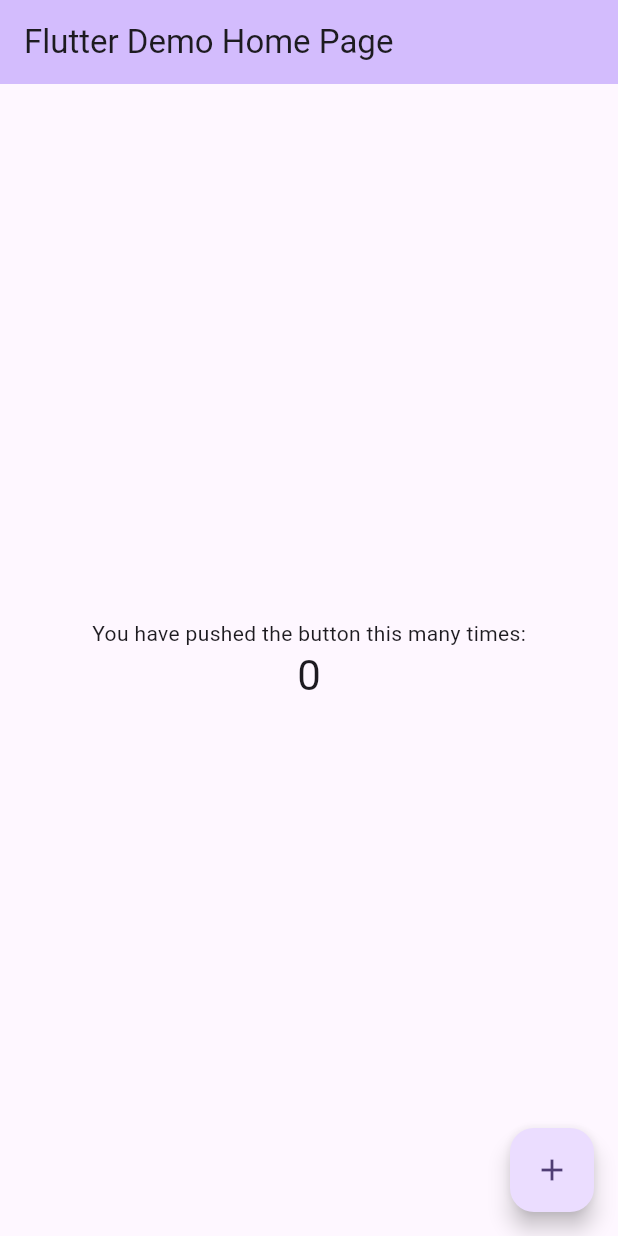
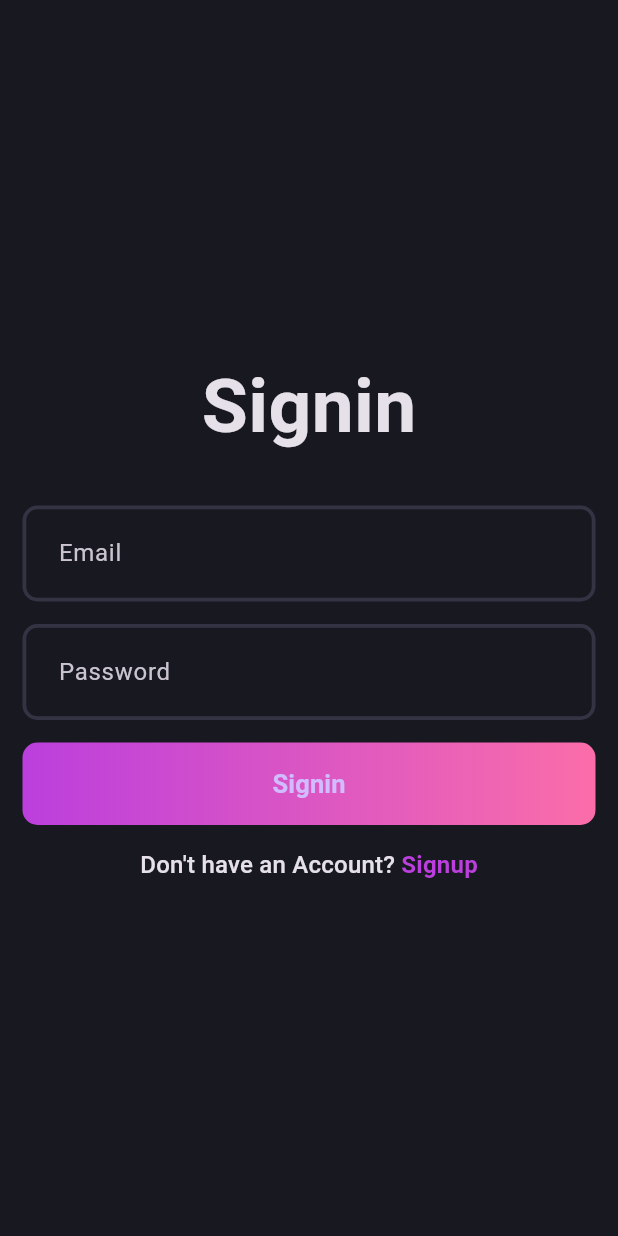
Before and after one commit to Subhendu-Kumar/flutter_blog_app, a Flutter app: the screen it shows after launch, on a phone screen of 412 x 824 dp. Run offline on Flutter 3.47's test engine with Material 3 defaults, Android fonts, the phone set to English and light mode, and no system bars.

Commit message:
signin signup pages

```diff
--- /dev/null
+++ b/lib/core/theme/pallete.dart
@@ -0,0 +1,13 @@
+import 'package:flutter/material.dart';
+
+class Pallete {
+  static const Color greyColor = Colors.grey;
+  static const Color whiteColor = Colors.white;
+  static const Color errorColor = Colors.redAccent;
+  static const Color transparentColor = Colors.transparent;
+  static const Color gradient1 = Color.fromRGBO(187, 63, 221, 1);
+  static const Color borderColor = Color.fromRGBO(52, 51, 67, 1);
+  static const Color gradient2 = Color.fromRGBO(251, 109, 169, 1);
+  static const Color gradient3 = Color.fromRGBO(255, 159, 124, 1);
+  static const Color backgroundColor = Color.fromRGBO(24, 24, 32, 1);
+}
--- /dev/null
+++ b/lib/core/theme/theme.dart
@@ -0,0 +1,17 @@
+import 'package:blog_app/core/theme/pallete.dart';
+import 'package:flutter/material.dart';
+
+class AppTheme {
+  static _border([Color color = Pallete.borderColor]) => OutlineInputBorder(
+    borderSide: BorderSide(color: color, width: 2.5),
+    borderRadius: BorderRadius.circular(10),
+  );
+  static final darkThemeMode = ThemeData.dark().copyWith(
+    scaffoldBackgroundColor: Pallete.backgroundColor,
+    inputDecorationTheme: InputDecorationTheme(
+      contentPadding: EdgeInsets.all(20),
+      enabledBorder: _border(),
+      focusedBorder: _border(Pallete.gradient2),
+    ),
+  );
+}
--- /dev/null
+++ b/lib/features/auth/presentation/pages/signin_page.dart
@@ -0,0 +1,74 @@
+import 'package:blog_app/core/theme/pallete.dart';
+import 'package:blog_app/features/auth/presentation/widgets/auth_button.dart';
+import 'package:blog_app/features/auth/presentation/widgets/auth_field.dart';
+import 'package:flutter/material.dart';
+
+class SigninPage extends StatefulWidget {
+  const SigninPage({super.key});
+
+  @override
+  State<SigninPage> createState() => _SigninPageState();
+}
+
+class _SigninPageState extends State<SigninPage> {
+  final TextEditingController _emailController = TextEditingController();
+  final TextEditingController _passwordController = TextEditingController();
+  final _formKey = GlobalKey<FormState>();
+
+  @override
+  void dispose() {
+    _emailController.dispose();
+    _passwordController.dispose();
+    super.dispose();
+  }
+
+  @override
+  Widget build(BuildContext context) {
+    return Scaffold(
+      body: Center(
+        child: Padding(
+          padding: EdgeInsets.all(15.0),
+          child: Form(
+            key: _formKey,
+            child: Column(
+              mainAxisAlignment: MainAxisAlignment.center,
+              children: [
+                Text(
+                  "Signin",
+                  style: TextStyle(fontSize: 50, fontWeight: FontWeight.bold),
+                ),
+                SizedBox(height: 30),
+                AuthField(hintText: "Email", controller: _emailController),
+                SizedBox(height: 15),
+                AuthField(
+                  hintText: "Password",
+                  controller: _passwordController,
+                  isHide: true,
+                ),
+                SizedBox(height: 15),
+                AuthButton(buttonText: "Signin"),
+                SizedBox(height: 15),
+                RichText(
+                  text: TextSpan(
+                    text: "Don't have an Account? ",
+                    style: Theme.of(context).textTheme.titleMedium,
+                    children: [
+                      TextSpan(
+                        text: "Signup",
+                        style: TextStyle(
+                          fontWeight: FontWeight.bold,
+                          color: Pallete.gradient1,
+                        ),
+                      ),
+                    ],
+                  ),
+                ),
+              ],
+            ),
+          ),
+        ),
+      ),
+    );
+    ;
+  }
+}
--- /dev/null
+++ b/lib/features/auth/presentation/widgets/auth_button.dart
@@ -0,0 +1,32 @@
+import 'package:blog_app/core/theme/pallete.dart';
+import 'package:flutter/material.dart';
+
+class AuthButton extends StatelessWidget {
+  final String buttonText;
+
+  const AuthButton({super.key, required this.buttonText});
+
+  @override
+  Widget build(BuildContext context) {
+    return Container(
+      decoration: BoxDecoration(
+        borderRadius: BorderRadius.circular(10),
+        gradient: const LinearGradient(
+          colors: [Pallete.gradient1, Pallete.gradient2],
+        ),
+      ),
+      child: ElevatedButton(
+        onPressed: () {},
+        style: ElevatedButton.styleFrom(
+          fixedSize: Size(395, 55),
+          backgroundColor: Pallete.transparentColor,
+          shadowColor: Pallete.transparentColor,
+        ),
+        child: Text(
+          buttonText,
+          style: TextStyle(fontSize: 17, fontWeight: FontWeight.w600),
+        ),
+      ),
+    );
+  }
+}
--- /dev/null
+++ b/lib/features/auth/presentation/widgets/auth_field.dart
@@ -0,0 +1,29 @@
+import 'package:flutter/material.dart';
+
+class AuthField extends StatelessWidget {
+  final bool isHide;
+  final String hintText;
+  final TextEditingController controller;
+
+  const AuthField({
+    super.key,
+    this.isHide = false,
+    required this.hintText,
+    required this.controller,
+  });
+
+  @override
+  Widget build(BuildContext context) {
+    return TextFormField(
+      controller: controller,
+      validator: (value) {
+        if (value == null || value.isEmpty) {
+          return "Please enter your $hintText";
+        }
+        return null;
+      },
+      decoration: InputDecoration(hintText: hintText),
+      obscureText: isHide,
+    );
+  }
+}
--- a/lib/main.dart
+++ b/lib/main.dart
@@ -1,3 +1,5 @@
+import 'package:blog_app/core/theme/theme.dart';
+import 'package:blog_app/features/auth/presentation/pages/signin_page.dart';
 import 'package:flutter/material.dart';
 
 void main() {
@@ -7,116 +9,13 @@ void main() {
 class MyApp extends StatelessWidget {
   const MyApp({super.key});
 
-  // This widget is the root of your application.
   @override
   Widget build(BuildContext context) {
     return MaterialApp(
-      title: 'Flutter Demo',
-      theme: ThemeData(
-        // This is the theme of your application.
-        //
-        // TRY THIS: Try running your application with "flutter run". You'll see
-        // the application has a purple toolbar. Then, without quitting the app,
-        // try changing the seedColor in the colorScheme below to Colors.green
-        // and then invoke "hot reload" (save your changes or press the "hot
-        // reload" button in a Flutter-supported IDE, or press "r" if you used
-        // the command line to start the app).
-        //
-        // Notice that the counter didn't reset back to zero; the application
-        // state is not lost during the reload. To reset the state, use hot
-        // restart instead.
-        //
-        // This works for code too, not just values: Most code changes can be
-        // tested with just a hot reload.
-        colorScheme: ColorScheme.fromSeed(seedColor: Colors.deepPurple),
-      ),
-      home: const MyHomePage(title: 'Flutter Demo Home Page'),
+      title: 'Blog App',
+      theme: AppTheme.darkThemeMode,
+      debugShowCheckedModeBanner: false,
+      home: const SigninPage(),
     );
   }
 }
-
-class MyHomePage extends StatefulWidget {
-  const MyHomePage({super.key, required this.title});
-
-  // This widget is the home page of your application. It is stateful, meaning
-  // that it has a State object (defined below) that contains fields that affect
-  // how it looks.
-
-  // This class is the configuration for the state. It holds the values (in this
-  // case the title) provided by the parent (in this case the App widget) and
-  // used by the build method of the State. Fields in a Widget subclass are
-  // always marked "final".
-
-  final String title;
-
-  @override
-  State<MyHomePage> createState() => _MyHomePageState();
-}
-
-class _MyHomePageState extends State<MyHomePage> {
-  int _counter = 0;
-
-  void _incrementCounter() {
-    setState(() {
-      // This call to setState tells the Flutter framework that something has
-      // changed in this State, which causes it to rerun the build method below
-      // so that the display can reflect the updated values. If we changed
-      // _counter without calling setState(), then the build method would not be
-      // called again, and so nothing would appear to happen.
-      _counter++;
-    });
-  }
-
-  @override
-  Widget build(BuildContext context) {
-    // This method is rerun every time setState is called, for instance as done
-    // by the _incrementCounter method above.
-    //
-    // The Flutter framework has been optimized to make rerunning build methods
-    // fast, so that you can just rebuild anything that needs updating rather
-    // than having to individually change instances of widgets.
-    return Scaffold(
-      appBar: AppBar(
-        // TRY THIS: Try changing the color here to a specific color (to
-        // Colors.amber, perhaps?) and trigger a hot reload to see the AppBar
-        // change color while the other colors stay the same.
-        backgroundColor: Theme.of(context).colorScheme.inversePrimary,
-        // Here we take the value from the MyHomePage object that was created by
-        // the App.build method, and use it to set our appbar title.
-        title: Text(widget.title),
-      ),
-      body: Center(
-        // Center is a layout widget. It takes a single child and positions it
-        // in the middle of the parent.
-        child: Column(
-          // Column is also a layout widget. It takes a list of children and
-          // arranges them vertically. By default, it sizes itself to fit its
-          // children horizontally, and tries to be as tall as its parent.
-          //
-          // Column has various properties to control how it sizes itself and
-          // how it positions its children. Here we use mainAxisAlignment to
-          // center the children vertically; the main axis here is the vertical
-          // axis because Columns are vertical (the cross axis would be
-          // horizontal).
-          //
-          // TRY THIS: Invoke "debug painting" (choose the "Toggle Debug Paint"
-          // action in the IDE, or press "p" in the console), to see the
-          // wireframe for each widget.
-          mainAxisAlignment: MainAxisAlignment.center,
-          children: <Widget>[
-            const Text('You have pushed the button this many times:'),
-            Text(
-              '$_counter',
-              style: Theme.of(context).textTheme.headlineMedium,
-            ),
-          ],
-        ),
-      ),
-      floatingActionButton: FloatingActionButton(
-        onPressed: _incrementCounter,
-        tooltip: 'Increment',
-        child: const Icon(Icons.add),
-      ), // This trailing comma makes auto-formatting nicer for build methods.
-    );
-  }
-}
```
Also changed, not shown: lib/features/auth/presentation/pages/signup_page.dart (added, +77 -0 lines).
